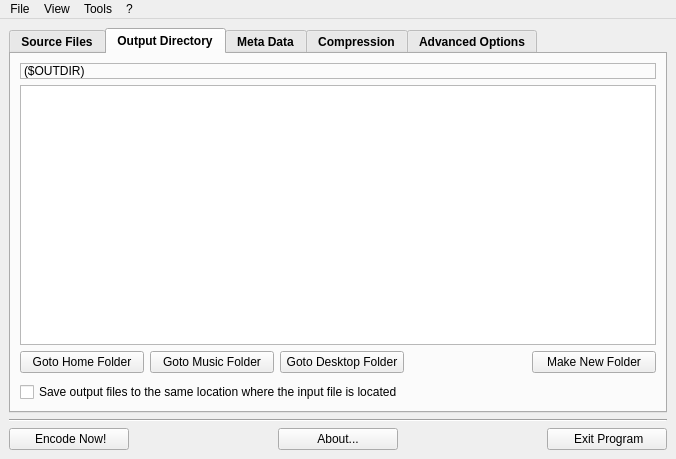
Old version of the form LameXP_QT/gui/MainWindow.ui in the repository manojkumardshenoy/mulder.
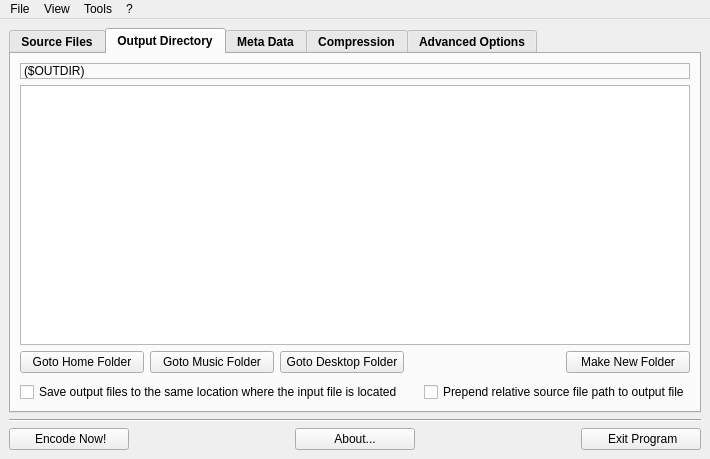
New version of the form. The open tabs and pages were chosen to show the change. Icons and pictures are not drawn.

Patch:
```diff
--- a/LameXP_QT/gui/MainWindow.ui
+++ b/LameXP_QT/gui/MainWindow.ui
@@ -362,11 +362,38 @@
              </spacer>
             </item>
             <item>
-             <widget class="QCheckBox" name="saveToSourceFolderCheckBox">
-              <property name="text">
-               <string>Save output files to the same location where the input file is located</string>
-              </property>
-             </widget>
+             <layout class="QHBoxLayout" name="horizontalLayout_4">
+              <item>
+               <widget class="QCheckBox" name="saveToSourceFolderCheckBox">
+                <property name="text">
+                 <string>Save output files to the same location where the input file is located</string>
+                </property>
+               </widget>
+              </item>
+              <item>
+               <spacer name="horizontalSpacer_11">
+                <property name="orientation">
+                 <enum>Qt::Horizontal</enum>
+                </property>
+                <property name="sizeType">
+                 <enum>QSizePolicy::Fixed</enum>
+                </property>
+                <property name="sizeHint" stdset="0">
+                 <size>
+                  <width>15</width>
+                  <height>20</height>
+                 </size>
+                </property>
+               </spacer>
+              </item>
+              <item>
+               <widget class="QCheckBox" name="prependRelativePathCheckBox">
+                <property name="text">
+                 <string>Prepend relative source file path to output file</string>
+                </property>
+               </widget>
+              </item>
+             </layout>
             </item>
            </layout>
           </item>
```
Left out of the diff: 84 changed lines with no effect on the pictures.
